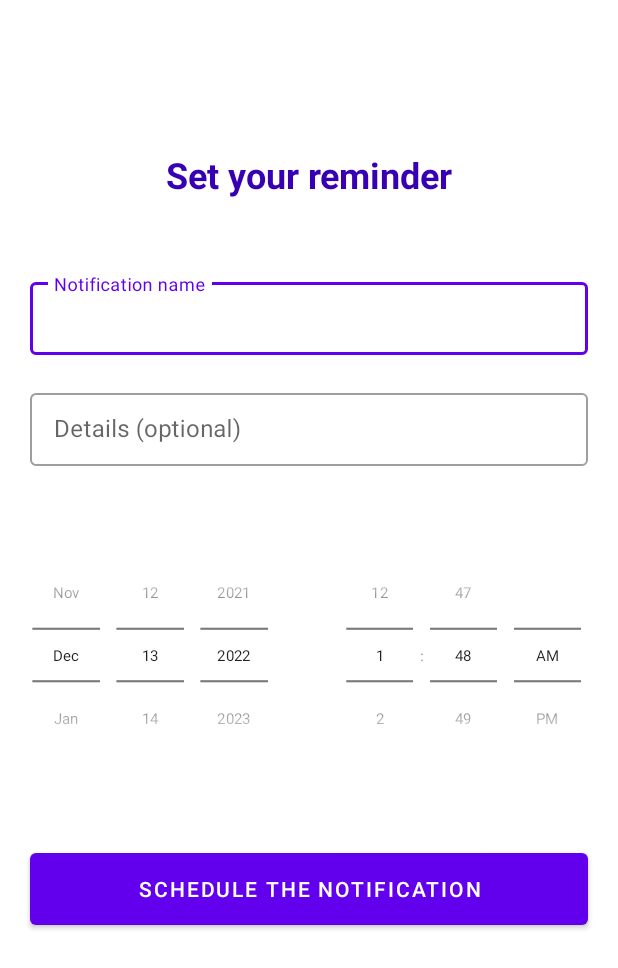
After one commit to GinPaul/kodego.studentassistanceapp.arguez, an Android app: the layout activity_task_notification.xml on its own in the app's theme, with its tools: preview values and no code run, on a phone screen of 412 x 824 dp. The commit adds this screen. Shown: the top 968 px of the screen. Run offline under Robolectric (Android 15) with nearby library versions, the phone set to English and light mode, and no system bars; Roboto replaces fonts that are not available here.

Commit message:
Dec 13 2022 commit

```diff
--- /dev/null
+++ b/app/src/main/res/drawable-v24/ic_baseline_add_alarm_24.xml
@@ -0,0 +1,5 @@
+<vector android:height="24dp" android:tint="#651FFF"
+    android:viewportHeight="24" android:viewportWidth="24"
+    android:width="24dp" xmlns:android="http://schemas.android.com/apk/res/android">
+    <path android:fillColor="@android:color/white" android:pathData="M7.88,3.39L6.6,1.86 2,5.71l1.29,1.53 4.59,-3.85zM22,5.72l-4.6,-3.86 -1.29,1.53 4.6,3.86L22,5.72zM12,4c-4.97,0 -9,4.03 -9,9s4.02,9 9,9c4.97,0 9,-4.03 9,-9s-4.03,-9 -9,-9zM12,20c-3.87,0 -7,-3.13 -7,-7s3.13,-7 7,-7 7,3.13 7,7 -3.13,7 -7,7zM13,9h-2v3L8,12v2h3v3h2v-3h3v-2h-3L13,9z"/>
+</vector>
--- /dev/null
+++ b/app/src/main/res/drawable/ic_baseline_navigate_next_24.xml
@@ -0,0 +1,5 @@
+<vector android:autoMirrored="true" android:height="24dp"
+    android:tint="#FFFFFF" android:viewportHeight="24"
+    android:viewportWidth="24" android:width="24dp" xmlns:android="http://schemas.android.com/apk/res/android">
+    <path android:fillColor="@android:color/white" android:pathData="M10,6L8.59,7.41 13.17,12l-4.58,4.59L10,18l6,-6z"/>
+</vector>
--- a/app/src/main/res/layout/activity_subject_details.xml
+++ b/app/src/main/res/layout/activity_subject_details.xml
@@ -12,14 +12,14 @@
     <LinearLayout
         android:layout_width="match_parent"
         android:layout_height="wrap_content"
+        android:layout_alignParentStart="true"
         android:layout_alignParentEnd="true"
         android:layout_alignParentRight="true"
         android:layout_alignParentBottom="true"
-        android:layout_alignParentStart="true"
         android:layout_marginStart="12dp"
         android:layout_marginTop="12dp"
         android:layout_marginEnd="12dp"
-        android:layout_marginBottom="12dp"
+        android:layout_marginBottom="20dp"
         android:background="@drawable/bottom_shape"
         android:elevation="10dp"
         android:gravity="center"
--- /dev/null
+++ b/app/src/main/res/layout/activity_task_notification.xml
@@ -0,0 +1,92 @@
+<?xml version="1.0" encoding="utf-8"?>
+<LinearLayout
+    xmlns:android="http://schemas.android.com/apk/res/android"
+    xmlns:tools="http://schemas.android.com/tools"
+    android:layout_width="match_parent"
+    android:layout_height="match_parent"
+    android:orientation="vertical"
+    tools:context=".MainActivity">
+
+
+    <TextView
+        android:id="@+id/textView3"
+        android:layout_width="match_parent"
+        android:layout_height="wrap_content"
+        android:layout_marginTop="100dp"
+        android:gravity="center"
+        android:text="Set your reminder"
+        android:textColor="@color/design_default_color_primary_dark"
+        android:textSize="24sp"
+        android:textStyle="bold" />
+
+    <com.google.android.material.textfield.TextInputLayout
+        style="@style/Widget.MaterialComponents.TextInputLayout.OutlinedBox.Dense"
+        android:layout_width="match_parent"
+        android:layout_height="wrap_content"
+        android:layout_marginTop="50dp"
+        android:paddingHorizontal="20dp">
+
+        <com.google.android.material.textfield.TextInputEditText
+            android:id="@+id/titleET"
+            android:layout_width="match_parent"
+            android:layout_height="wrap_content"
+            android:hint="Notification name" />
+
+    </com.google.android.material.textfield.TextInputLayout>
+
+    <com.google.android.material.textfield.TextInputLayout
+        android:layout_width="match_parent"
+        android:layout_height="wrap_content"
+        android:paddingHorizontal="20dp"
+        android:layout_marginTop="20dp"
+        style="@style/Widget.MaterialComponents.TextInputLayout.OutlinedBox.Dense">
+
+        <com.google.android.material.textfield.TextInputEditText
+            android:id="@+id/messageET"
+            android:layout_width="match_parent"
+            android:layout_height="wrap_content"
+            android:hint="Details (optional)" />
+
+    </com.google.android.material.textfield.TextInputLayout>
+
+    <LinearLayout
+        android:layout_width="match_parent"
+        android:layout_height="wrap_content"
+        android:layout_marginTop="20dp">
+
+        <DatePicker
+            android:id="@+id/datePicker"
+            android:layout_width="0dp"
+            android:layout_weight="1"
+            android:layout_height="wrap_content"
+            android:datePickerMode="spinner"
+            android:calendarViewShown="false"
+            android:layout_gravity="center"
+            android:scaleY="0.7"
+            android:scaleX="0.7"
+            android:layout_marginLeft="-30dp"
+            android:layout_marginRight="-30dp"
+            />
+        <TimePicker
+            android:id="@+id/timePicker"
+            android:layout_width="0dp"
+            android:layout_weight="1"
+            android:layout_height="wrap_content"
+            android:timePickerMode="spinner"
+            android:layout_gravity="center"
+            android:scaleY="0.7"
+            android:scaleX="0.7"
+            android:layout_marginLeft="-30dp"
+            android:layout_marginRight="-30dp"/>
+    </LinearLayout>
+
+    <Button
+        android:id="@+id/submitButton"
+        android:layout_width="match_parent"
+        android:layout_height="60dp"
+        android:layout_gravity="center"
+        android:layout_margin="20dp"
+        android:layout_marginTop="20dp"
+        android:text="Schedule the Notification" />
+
+</LinearLayout>
```
Also changed, not shown: app/src/main/AndroidManifest.xml (+10 -2 lines), app/src/main/java/com/kodego/activity/one/studentassistanceapp/StudentAppHomeScreen.kt (+6 -15 lines), app/src/main/java/com/kodego/activity/one/studentassistanceapp/notification/Notification.kt (added, +29 -0 lines), app/src/main/java/com/kodego/activity/one/studentassistanceapp/notification/TaskNotification.kt (added, +98 -0 lines), app/src/main/res/layout/activity_student_app_home_screen.xml (+22 -59 lines), app/src/main/res/drawable-v24/todolist.png (added).
